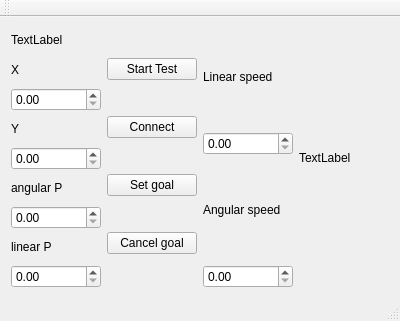
This is mainwindow.ui in MatejBartosovic/rmr as Qt 5 draws it before an edit. The edited form follows.
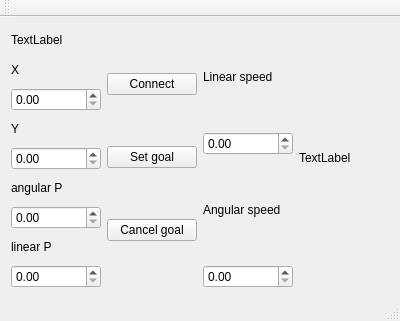
This is the edited form.

What changed in the file:
```diff
--- a/mainwindow.ui
+++ b/mainwindow.ui
@@ -71,13 +71,6 @@
     </item>
     <item>
      <layout class="QVBoxLayout" name="buttons">
-      <item>
-       <widget class="QPushButton" name="startTestPushButton">
-        <property name="text">
-         <string>Start Test</string>
-        </property>
-       </widget>
-      </item>
       <item>
        <widget class="QPushButton" name="pushButton">
         <property name="text">
```
